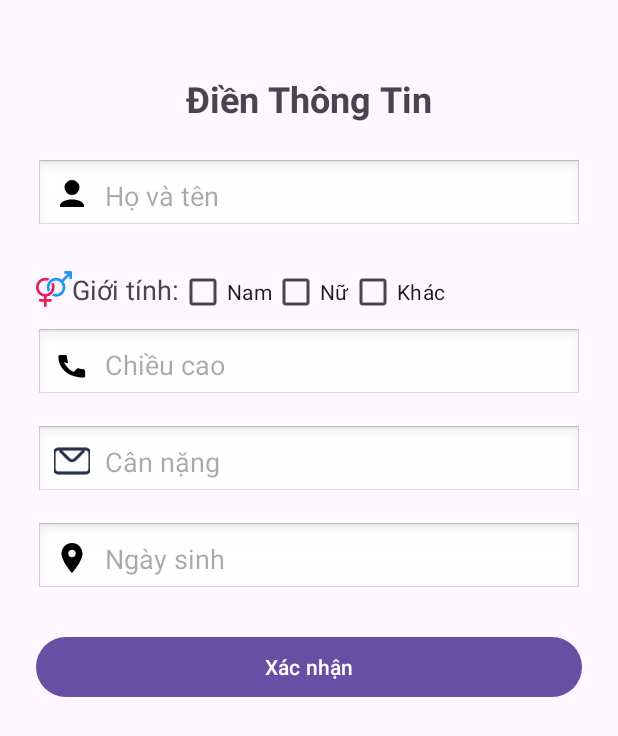
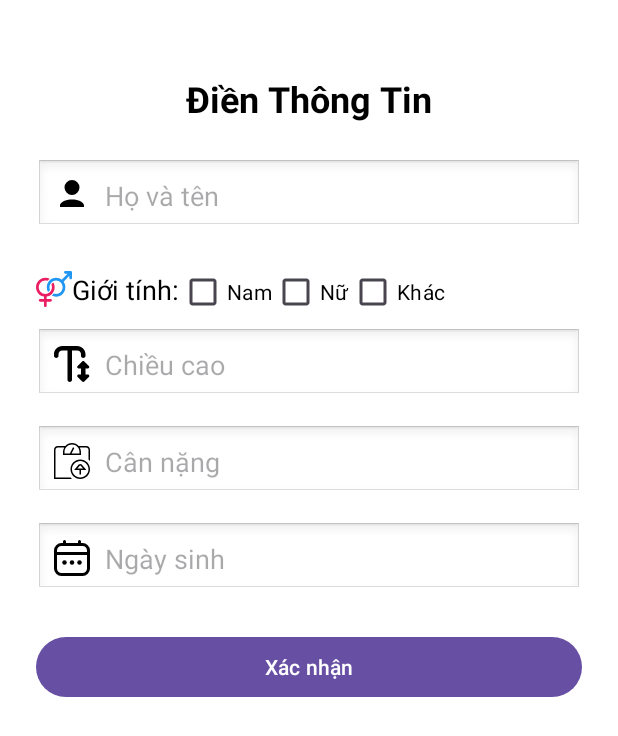
Before and after one commit to ThoDoITT/Healing-app-frontend, an Android app: the ProfileActivity screen opened directly, with no data from a screen before it, on a phone screen of 412 x 824 dp. Shown: the top 736 px of the screen. Run offline under Robolectric (Android 15) with nearby library versions, the phone set to English and light mode, and no system bars.

Commit message:
commit final project & end project

```diff
--- a/app/src/main/java/com/example/healingapp/network/ConstRoute.java
+++ b/app/src/main/java/com/example/healingapp/network/ConstRoute.java
@@ -2,7 +2,8 @@ package com.example.healingapp.network;
 
 public class ConstRoute {
 //    public static final String BASE_URL = "http://192.168.1.103:85/";
-    public static final String BASE_URL = "http://192.168.1.245:85/";
+
+    public static final String BASE_URL = "http://192.168.47.240:85/";
     public static final String API_REGISTER = "api/user/register";
     public static final String API_LOGIN_USER = "api/auth/userLogin";
     public static final String API_UPDATE_PROFILE = "api/user/updateProfile";
--- a/app/src/main/java/com/example/healingapp/utils/AlarmDismissHelper.java
+++ b/app/src/main/java/com/example/healingapp/utils/AlarmDismissHelper.java
@@ -14,13 +14,12 @@ public class AlarmDismissHelper {
     private static final String TAG = "AlarmDismissHelper";
 
     public static void dismissAlarmAndFinalizeSession(Context context, int sessionId) {
-        Log.d(TAG, "Cố gắng tắt báo thức và hoàn tất phiên ID: " + sessionId);
 
         Intent serviceIntent = new Intent(context, AlarmService.class);
         context.stopService(serviceIntent); // Dừng service nhạc chuông/rung
 
         if (sessionId == -1) {
-            Log.e(TAG, "ID phiên không hợp lệ (-1), không thể hoàn tất.");
+
             // Cập nhật SharedPreferences nếu có thể
             SharedPreferences sharedPreferences = context.getSharedPreferences(Consts.PREFS_NAME, Context.MODE_PRIVATE);
             int activeId = sharedPreferences.getInt(Consts.KEY_ACTIVE_SLEEP_SESSION_ID, -1);
--- a/app/src/main/java/com/example/healingapp/utils/StepCounterHelper.java
+++ b/app/src/main/java/com/example/healingapp/utils/StepCounterHelper.java
@@ -27,8 +27,7 @@ public class StepCounterHelper implements SensorEventListener {
         this.listener = listener;
         this.sensorManager = (SensorManager) context.getSystemService(Context.SENSOR_SERVICE);
         if (this.sensorManager != null) {
-            // Sử dụng TYPE_STEP_COUNTER để nhận tổng số bước kể từ lần khởi động cuối cùng
-            // mà cảm biến này được kích hoạt.
+
             this.stepSensor = this.sensorManager.getDefaultSensor(Sensor.TYPE_STEP_COUNTER);
         }
     }
--- /dev/null
+++ b/app/src/main/res/drawable/calendar.xml
@@ -0,0 +1,16 @@
+<vector xmlns:android="http://schemas.android.com/apk/res/android"
+    android:width="24dp" android:height="24dp"
+    android:viewportWidth="24" android:viewportHeight="24">
+  <path
+      android:fillColor="#FF000000"
+      android:pathData="M19,2H18V1a1,1 0,0 0,-2 0V2H8V1A1,1 0,0 0,6 1V2H5A5.006,5.006 0,0 0,0 7V19a5.006,5.006 0,0 0,5 5H19a5.006,5.006 0,0 0,5 -5V7A5.006,5.006 0,0 0,19 2ZM2,7A3,3 0,0 1,5 4H19a3,3 0,0 1,3 3V8H2ZM19,22H5a3,3 0,0 1,-3 -3V10H22v9A3,3 0,0 1,19 22Z"/>
+  <path
+      android:fillColor="#FF000000"
+      android:pathData="M12,15m-1.5,0a1.5,1.5 0,1 1,3 0a1.5,1.5 0,1 1,-3 0"/>
+  <path
+      android:fillColor="#FF000000"
+      android:pathData="M7,15m-1.5,0a1.5,1.5 0,1 1,3 0a1.5,1.5 0,1 1,-3 0"/>
+  <path
+      android:fillColor="#FF000000"
+      android:pathData="M17,15m-1.5,0a1.5,1.5 0,1 1,3 0a1.5,1.5 0,1 1,-3 0"/>
+</vector>
--- /dev/null
+++ b/app/src/main/res/drawable/text_height.xml
@@ -0,0 +1,7 @@
+<vector xmlns:android="http://schemas.android.com/apk/res/android"
+    android:width="24dp" android:height="24dp"
+    android:viewportWidth="24" android:viewportHeight="24">
+  <path
+      android:fillColor="#FF000000"
+      android:pathData="M12,3L12,22.5c0,0.83 -0.67,1.5 -1.5,1.5s-1.5,-0.67 -1.5,-1.5L9,3h-3.5c-1.38,0 -2.5,1.12 -2.5,2.5v1c0,0.83 -0.67,1.5 -1.5,1.5s-1.5,-0.67 -1.5,-1.5v-1C0,2.47 2.47,0 5.5,0L15.5,0c3.03,0 5.5,2.47 5.5,5.5v1c0,0.83 -0.67,1.5 -1.5,1.5s-1.5,-0.67 -1.5,-1.5v-1c0,-1.38 -1.12,-2.5 -2.5,-2.5h-3.5ZM22.56,19h-1.56v-4h1.56c0.86,0 1.29,-1.04 0.68,-1.65l-3.06,-3.06c-0.38,-0.38 -0.99,-0.38 -1.37,0l-3.06,3.06c-0.61,0.61 -0.18,1.65 0.68,1.65h1.56v4h-1.56c-0.86,0 -1.29,1.04 -0.68,1.65l3.06,3.06c0.38,0.38 0.99,0.38 1.37,0l3.06,-3.06c0.61,-0.61 0.18,-1.65 -0.68,-1.65Z"/>
+</vector>
--- /dev/null
+++ b/app/src/main/res/drawable/weight_gain.xml
@@ -0,0 +1,9 @@
+<vector xmlns:android="http://schemas.android.com/apk/res/android"
+    android:width="24dp"
+    android:height="24dp"
+    android:viewportWidth="24"
+    android:viewportHeight="24">
+  <path
+      android:fillColor="#FF000000"
+      android:pathData="m21.5,2h-5.04c-1.099,-1.224 -2.688,-2 -4.46,-2s-3.36,0.776 -4.46,2h-5.04c-1.379,0 -2.5,1.122 -2.5,2.5v19.5h12.028c-0.362,-0.305 -0.696,-0.64 -1.003,-1h-10.025v-18.5c0,-0.827 0.673,-1.5 1.5,-1.5h4.312c-0.513,0.884 -0.812,1.907 -0.812,3v2h12v-2c0,-1.093 -0.299,-2.116 -0.812,-3h4.312c0.827,0 1.5,0.673 1.5,1.5v6.526c0.36,0.306 0.695,0.641 1,1.003v-7.529c0,-1.378 -1.121,-2.5 -2.5,-2.5zM17,7h-5.291l1.838,-3.676 -0.895,-0.447 -2.061,4.124h-3.591v-1c0,-2.757 2.243,-5 5,-5s5,2.243 5,5v1zM17.5,11c-3.584,0 -6.5,2.916 -6.5,6.5s2.916,6.5 6.5,6.5 6.5,-2.916 6.5,-6.5 -2.916,-6.5 -6.5,-6.5zM17.5,23c-3.032,0 -5.5,-2.468 -5.5,-5.5s2.468,-5.5 5.5,-5.5 5.5,2.468 5.5,5.5 -2.468,5.5 -5.5,5.5zM16.487,14.416 L13.413,18h3.587v3h1v-3h3.593l-3.103,-3.589c-0.556,-0.552 -1.453,-0.549 -2.003,0.005zM15.587,17 L17.207,15.11c0.164,-0.152 0.419,-0.149 0.553,-0.018l1.647,1.907h-3.82z"/>
+</vector>
--- a/app/src/main/res/layout/activity_fill_proflie.xml
+++ b/app/src/main/res/layout/activity_fill_proflie.xml
@@ -3,6 +3,7 @@
     android:layout_width="match_parent"
     android:layout_height="match_parent"
     android:fitsSystemWindows="true"
+    android:background="@color/white"
     android:padding="24dp">
 
     <LinearLayout
@@ -17,6 +18,7 @@
             android:layout_width="wrap_content"
             android:layout_height="wrap_content"
             android:layout_marginBottom="24dp"
+            android:textColor="@color/black"
             android:text="@string/fill_info_title"
             android:textSize="24sp"
             android:textStyle="bold" />
@@ -29,6 +31,8 @@
             android:background="@android:drawable/edit_text"
             android:drawableStart="@drawable/ic_person"
             android:drawablePadding="10dp"
+
+            android:textColor="@color/black"
             android:hint="@string/name_hint"
             android:padding="12dp" />
 
@@ -39,6 +43,7 @@
             android:orientation="horizontal">
 
             <TextView
+                android:textColor="@color/black"
                 android:id="@+id/textViewGender"
                 android:layout_width="wrap_content"
                 android:layout_height="wrap_content"
@@ -51,18 +56,21 @@
                 android:id="@+id/checkboxMale"
                 android:layout_width="wrap_content"
                 android:layout_height="wrap_content"
+                android:textColor="@color/black"
                 android:text="Nam" />
 
             <CheckBox
                 android:id="@+id/checkboxFemale"
                 android:layout_width="wrap_content"
                 android:layout_height="wrap_content"
+                android:textColor="@color/black"
                 android:text="Nữ" />
 
             <CheckBox
                 android:id="@+id/checkboxOther"
                 android:layout_width="wrap_content"
                 android:layout_height="wrap_content"
+                android:textColor="@color/black"
                 android:text="Khác" />
         </LinearLayout>
 
@@ -71,10 +79,12 @@
             android:layout_width="match_parent"
             android:layout_height="wrap_content"
             android:layout_marginBottom="16dp"
+            android:textColor="@color/black"
             android:background="@android:drawable/edit_text"
-            android:drawableStart="@drawable/ic_phone"
+            android:drawableStart="@drawable/text_height"
             android:drawablePadding="10dp"
             android:hint="Chiều cao"
+
             android:inputType="phone"
             android:padding="12dp" />
 
@@ -84,8 +94,9 @@
             android:layout_height="wrap_content"
             android:layout_marginBottom="16dp"
             android:background="@android:drawable/edit_text"
-            android:drawableStart="@drawable/ic_email"
+            android:drawableStart="@drawable/weight_gain"
             android:drawablePadding="10dp"
+            android:textColor="@color/black"
             android:hint="Cân nặng"
             android:inputType="textEmailAddress"
             android:padding="12dp" />
@@ -96,9 +107,10 @@
             android:layout_height="wrap_content"
             android:layout_marginBottom="24dp"
             android:background="@android:drawable/edit_text"
-            android:drawableStart="@drawable/ic_location"
+            android:drawableStart="@drawable/calendar"
             android:drawablePadding="10dp"
             android:hint="Ngày sinh"
+            android:textColor="@color/black"
             android:padding="12dp" />
 
         <Button
--- a/app/src/main/res/layout/activity_home_test2.xml
+++ b/app/src/main/res/layout/activity_home_test2.xml
@@ -38,7 +38,7 @@
                     android:layout_marginStart="16dp"
                     android:layout_marginTop="8dp"
                     android:layout_marginBottom="8dp"
-                    android:text="Sunday"
+                    android:text="Monday"
                     android:textColor="@color/white"
                     android:textSize="26sp"
                     android:textStyle="bold"
```
Also changed, not shown: app/src/main/java/com/example/healingapp/data/AppDatabase.java (+1 -6 lines), app/src/main/java/com/example/healingapp/data/dao/DailySummaryRun.java (+23 -0 lines), app/src/main/java/com/example/healingapp/interfaces/IStepListener.java (+2 -7 lines), app/src/main/java/com/example/healingapp/ui/workout/RunningActivity.java (+54 -90 lines), app/src/main/java/com/example/healingapp/utils/DataProcessorHelper.java (+18 -22 lines), app/src/main/java/com/example/healingapp/utils/LocationHelper.java (+9 -10 lines), app/src/main/java/com/example/healingapp/utils/TrackingUtils.java (+9 -22 lines), app/src/main/res/drawable/bg_card.xml (added, +13 -0 lines), app/src/main/res/layout/activity_body1.xml (+19 -13 lines).
